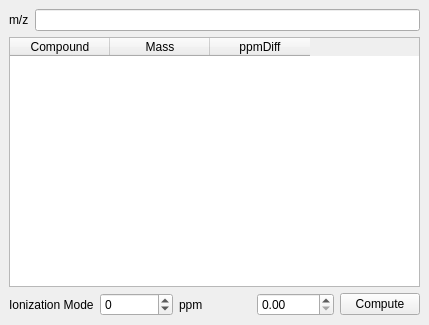
Before: the Qt Designer form mzroll/forms/masscalcwidget.ui in eugenemel/maven, drawn with Qt 5.
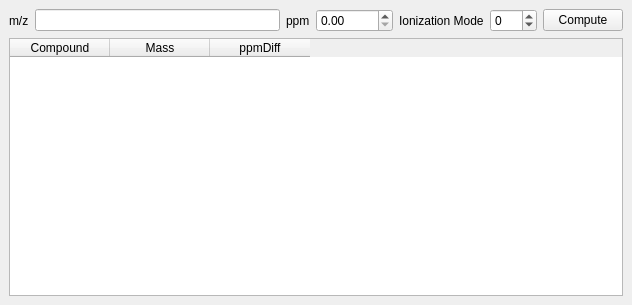
After: the same form once the commit is applied.

What changed in the file:
```diff
--- a/mzroll/forms/masscalcwidget.ui
+++ b/mzroll/forms/masscalcwidget.ui
@@ -6,8 +6,8 @@
    <rect>
     <x>0</x>
     <y>0</y>
-    <width>429</width>
-    <height>325</height>
+    <width>632</width>
+    <height>305</height>
    </rect>
   </property>
   <property name="sizePolicy">
@@ -33,6 +33,50 @@
       <item>
        <widget class="QLineEdit" name="lineEdit"/>
       </item>
+      <item>
+       <widget class="QLabel" name="label_3">
+        <property name="layoutDirection">
+         <enum>Qt::RightToLeft</enum>
+        </property>
+        <property name="text">
+         <string>ppm</string>
+        </property>
+       </widget>
+      </item>
+      <item>
+       <widget class="QDoubleSpinBox" name="maxppmdiff">
+        <property name="maximum">
+         <double>10000.000000000000000</double>
+        </property>
+       </widget>
+      </item>
+      <item>
+       <widget class="QLabel" name="label_2">
+        <property name="layoutDirection">
+         <enum>Qt::RightToLeft</enum>
+        </property>
+        <property name="text">
+         <string>Ionization Mode</string>
+        </property>
+       </widget>
+      </item>
+      <item>
+       <widget class="QDoubleSpinBox" name="ionization">
+        <property name="decimals">
+         <number>0</number>
+        </property>
+        <property name="minimum">
+         <double>-99.000000000000000</double>
+        </property>
+       </widget>
+      </item>
+      <item>
+       <widget class="QPushButton" name="computeButton">
+        <property name="text">
+         <string>Compute</string>
+        </property>
+       </widget>
+      </item>
      </layout>
     </item>
     <item>
@@ -82,52 +126,7 @@
      </widget>
     </item>
     <item>
-     <layout class="QHBoxLayout" name="horizontalLayout_4">
-      <item>
-       <widget class="QLabel" name="label_2">
-        <property name="layoutDirection">
-         <enum>Qt::RightToLeft</enum>
-        </property>
-        <property name="text">
-         <string>Ionization Mode</string>
-        </property>
-       </widget>
-      </item>
-      <item>
-       <widget class="QDoubleSpinBox" name="ionization">
-        <property name="decimals">
-         <number>0</number>
-        </property>
-        <property name="minimum">
-         <double>-99.000000000000000</double>
-        </property>
-       </widget>
-      </item>
-      <item>
-       <widget class="QLabel" name="label_3">
-        <property name="layoutDirection">
-         <enum>Qt::RightToLeft</enum>
-        </property>
-        <property name="text">
-         <string>ppm</string>
-        </property>
-       </widget>
-      </item>
-      <item>
-       <widget class="QDoubleSpinBox" name="maxppmdiff">
-        <property name="maximum">
-         <double>10000.000000000000000</double>
-        </property>
-       </widget>
-      </item>
-      <item>
-       <widget class="QPushButton" name="computeButton">
-        <property name="text">
-         <string>Compute</string>
-        </property>
-       </widget>
-      </item>
-     </layout>
+     <layout class="QHBoxLayout" name="horizontalLayout_4"/>
     </item>
    </layout>
   </widget>
```
